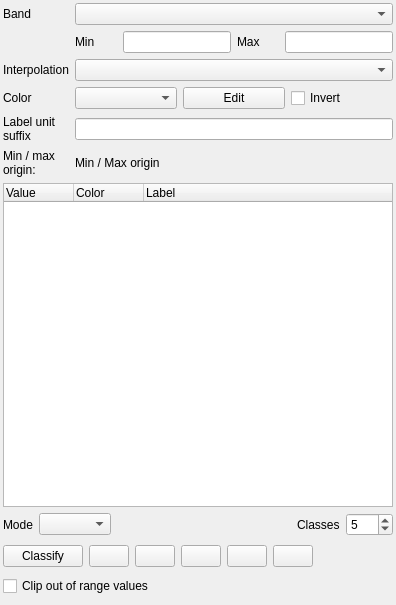
The window that src/ui/qgssinglebandpseudocolorrendererwidgetbase.ui (qgis/QGIS) describes before a commit, drawn with Qt 5.
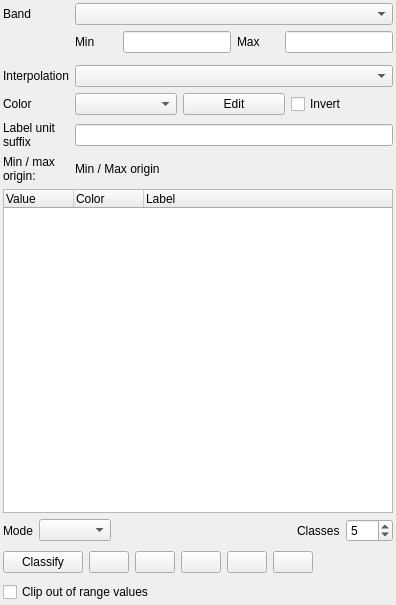
The same window after the commit. Icons and pictures are not drawn. Custom widgets are drawn as their Qt base class.

Commit message: [gui] improve load min/max widget UI/UX

```diff
--- a/src/ui/qgssinglebandpseudocolorrendererwidgetbase.ui
+++ b/src/ui/qgssinglebandpseudocolorrendererwidgetbase.ui
@@ -26,7 +26,7 @@
    <property name="bottomMargin">
     <number>3</number>
    </property>
-   <item row="3" column="1" colspan="4">
+   <item row="4" column="1" colspan="4">
     <layout class="QHBoxLayout" name="horizontalLayout_2">
      <item>
       <widget class="QgsColorRampComboBox" name="mColorRampComboBox"/>
@@ -47,7 +47,7 @@
      </item>
     </layout>
    </item>
-   <item row="3" column="0">
+   <item row="4" column="0">
     <widget class="QLabel" name="mColorInterpolationLabel_2">
      <property name="text">
       <string>Color</string>
@@ -70,7 +70,7 @@
      </property>
     </widget>
    </item>
-   <item row="2" column="1" colspan="4">
+   <item row="3" column="1" colspan="4">
     <widget class="QComboBox" name="mColorInterpolationComboBox"/>
    </item>
    <item row="0" column="0">
@@ -96,14 +96,14 @@
      </property>
     </widget>
    </item>
-   <item row="2" column="0">
+   <item row="3" column="0">
     <widget class="QLabel" name="mColorInterpolationLabel">
      <property name="text">
       <string>Interpolation</string>
      </property>
     </widget>
    </item>
-   <item row="8" column="0" colspan="5">
+   <item row="9" column="0" colspan="5">
     <layout class="QHBoxLayout" name="horizontalLayout_3">
      <item>
       <widget class="QPushButton" name="mClassifyButton">
@@ -182,7 +182,7 @@
      </item>
     </layout>
    </item>
-   <item row="5" column="0">
+   <item row="6" column="0">
     <widget class="QLabel" name="label_2">
      <property name="text">
       <string>Min / max 
@@ -190,7 +190,7 @@
      </property>
     </widget>
    </item>
-   <item row="5" column="1" colspan="4">
+   <item row="6" column="1" colspan="4">
     <widget class="QLabel" name="mMinMaxOriginLabel">
      <property name="sizePolicy">
       <sizepolicy hsizetype="Expanding" vsizetype="Preferred">
@@ -203,7 +203,7 @@
      </property>
     </widget>
    </item>
-   <item row="9" column="0" colspan="5">
+   <item row="10" column="0" colspan="5">
     <widget class="QCheckBox" name="mClipCheckBox">
      <property name="toolTip">
       <string>If checked, any pixels with a value out of range will not be rendered</string>
@@ -216,7 +216,7 @@
    <item row="1" column="2">
     <widget class="QLineEdit" name="mMinLineEdit"/>
    </item>
-   <item row="7" column="0" colspan="5">
+   <item row="8" column="0" colspan="5">
     <layout class="QHBoxLayout" name="horizontalLayout_5">
      <item>
       <widget class="QLabel" name="mClassificationModeLabel">
@@ -269,10 +269,10 @@
      </item>
     </layout>
    </item>
-   <item row="11" column="0" colspan="5">
+   <item row="2" column="0" colspan="5">
     <widget class="QWidget" name="mMinMaxContainerWidget" native="true"/>
    </item>
-   <item row="6" column="0" colspan="5">
+   <item row="7" column="0" colspan="5">
     <widget class="QTreeWidget" name="mColormapTreeWidget">
      <property name="sizePolicy">
       <sizepolicy hsizetype="Expanding" vsizetype="Expanding">
@@ -312,14 +312,14 @@
      </column>
     </widget>
    </item>
-   <item row="4" column="1" colspan="4">
+   <item row="5" column="1" colspan="4">
     <widget class="QLineEdit" name="mUnitLineEdit">
      <property name="toolTip">
       <string>Unit suffix</string>
      </property>
     </widget>
    </item>
-   <item row="4" column="0">
+   <item row="5" column="0">
     <widget class="QLabel" name="mUnitLabel">
      <property name="text">
       <string>Label unit
```
The commit also changes 6 other files.
